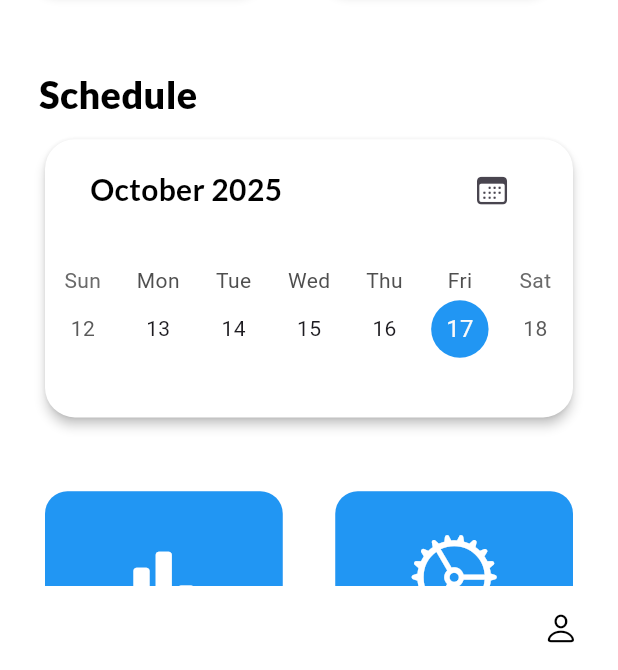
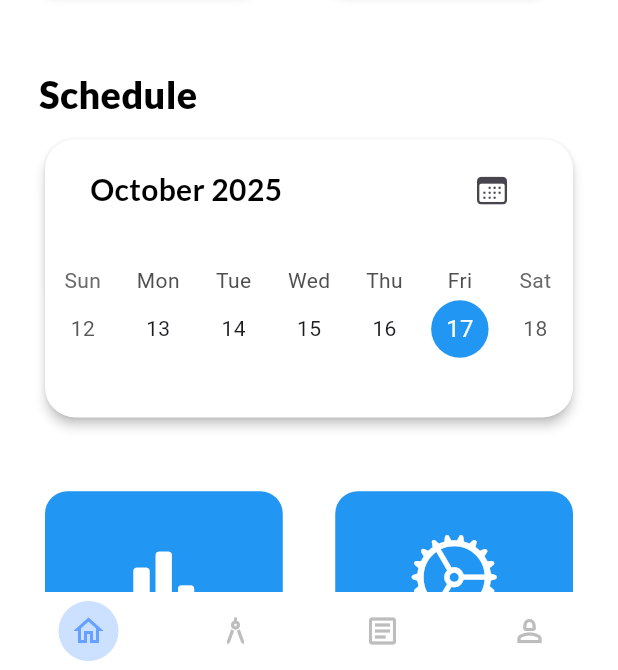
Before and after one commit to Sparkinovtech/Sairam, a Flutter app: the BottomNavBar screen opened directly, on a phone screen of 412 x 824 dp, the part 566-1236 px from its top. Run offline on Flutter 3.47's test engine with Material 3 defaults, Android fonts, the light colour scheme and no system bars; drawn by our look-alikes of google_nav_bar, table_calendar; our stand-ins replace bloc, cloud_firestore, connectivity_plus, equatable, file_picker, firebase_auth and 9 more; missing offline and left inert: timeline_tile_plus; accounts and stored records are empty; project files that could hold a hidden picture were left out.

Commit message:
Add color constants and update bottom navigation bar UI

```diff
--- /dev/null
+++ b/lib/Utils/Constants/colors.dart
@@ -0,0 +1,7 @@
+import 'dart:ui';
+
+const Color bg_dark = Color(0xFF3381FF);
+const Color bg_light = Color(0xFFCCE0FF);
+const Color bg = Color(0xFF66A1FF);
+const Color text = Color(0xFF0D0D0D);
+const Color text_light = Color(0x4D4D4D);
--- a/lib/View/bottom_nav_bar.dart
+++ b/lib/View/bottom_nav_bar.dart
@@ -1,6 +1,7 @@
 import 'package:flutter/cupertino.dart';
 import 'package:flutter/material.dart';
 import 'package:google_nav_bar/google_nav_bar.dart';
+import 'package:sairam_incubation/Utils/Constants/colors.dart';
 import 'package:sairam_incubation/View/Components/Home/home_page.dart';
 import 'package:sairam_incubation/View/Components/profile_page.dart';
 
@@ -45,7 +46,7 @@ class _BottomNavBarState extends State<BottomNavBar> {
   @override
   void initState() {
     super.initState();
-    _pages = [HomePage(), ProfilePage()];
+    _pages = [HomePage(), Placeholder(), Placeholder() , ProfilePage() ];
   }
 
   @override
@@ -58,25 +59,118 @@ class _BottomNavBarState extends State<BottomNavBar> {
         curve: Curves.easeInOut,
         color: Colors.white,
         padding: EdgeInsets.symmetric(horizontal: 10, vertical: 6),
-        child: GNav(
-          gap: 10,
-          selectedIndex: _selectedIndex,
-          onTabChange: (index) => setState(() => _selectedIndex = index),
-          tabBorderRadius: 30,
-          tabBackgroundGradient: LinearGradient(
-            colors: [Color(0xFF52A0FD), Color(0xFF00D6FF)],
+        child: Container(
+          width: double.infinity,
+          height: 40,
+          child: Row(
+            mainAxisAlignment: MainAxisAlignment.spaceAround,
+            children: [
+              _selectedIndex == 0
+                  ? Container(
+                      width: 48,
+                      height: 48,
+                      decoration: BoxDecoration(
+                        color: bg_light,
+                        shape: BoxShape.circle,
+                      ),
+                      child: IconButton(
+                        icon: Icon(Icons.home_outlined, color: bg),
+                        onPressed: () {
+                          setState(() {
+                            _selectedIndex = 0;
+                          });
+                        },
+                      ),
+                    )
+                  : IconButton(
+                      icon: Icon(
+                        Icons.home,
+                        color: _selectedIndex == 0
+                            ? Colors.blue
+                            : Colors.grey[400],
+                      ),
+                      onPressed: () {
+                        setState(() {
+                          _selectedIndex = 0;
+                        });
+                      },
+                    ),
+              _selectedIndex == 1
+                  ? Container(
+                      width: 48,
+                      height: 48,
+                      decoration: BoxDecoration(
+                        color: bg_light,
+                        shape: BoxShape.circle,
+                      ),
+                      child: IconButton(
+                        icon: Icon(Icons.architecture_outlined, color: bg),
+                        onPressed: () {
+                          setState(() {
+                            _selectedIndex = 1;
+                          });
+                        },
+                      ),
+                    )
+                  : IconButton(
+                      icon: Icon(Icons.architecture_outlined, color: Colors.grey[400]),
+                      onPressed: () {
+                        setState(() {
+                          _selectedIndex = 1;
+                        });
+                      },
+                    ),
+             _selectedIndex == 2
+                  ? Container(
+                      width: 48,
+                      height: 48,
+                      decoration: BoxDecoration(
+                        color: bg_light,
+                        shape: BoxShape.circle,
+                      ),
+                      child: IconButton(
+                        icon: Icon(Icons.article_outlined, color: bg),
+                        onPressed: () {
+                          setState(() {
+                            _selectedIndex = 2;
+                          });
+                        },
+                      ),
+                    )
+                  : IconButton(
+                      icon: Icon(Icons.article_outlined, color: Colors.grey[400]),
+                      onPressed: () {
+                        setState(() {
+                          _selectedIndex = 2;
+                        });
+                      },
+                    ),
+              _selectedIndex == 3 ? Container(
+                      width: 48,
+                      height: 48,
+                      decoration: BoxDecoration(
+                        color: bg_light,
+                        shape: BoxShape.circle,
+                      ),
+                      child: IconButton(
+                        icon: Icon(Icons.person_2_outlined, color: bg),
+                        onPressed: () {
+                          setState(() {
+                            _selectedIndex = 3;
+                          });
+                        },
+                      ),
+                    )
+                  : IconButton(
+                      icon: Icon(Icons.person_2_outlined, color: Colors.grey[400]),
+                      onPressed: () {
+                        setState(() {
+                          _selectedIndex = 3;
+                        });
+                      },
+                    ),
+            ],
           ),
-          padding: EdgeInsets.symmetric(horizontal: 16, vertical: 10),
-          textStyle: TextStyle(
-            color: Colors.white,
-            fontSize: 16,
-            fontWeight: FontWeight.bold,
-          ),
-          activeColor: Colors.white,
-          tabs: [
-            GButton(icon: CupertinoIcons.home, text: "Home"),
-            GButton(icon: CupertinoIcons.person, text: "Profile"),
-          ],
         ),
       ),
     );
```
